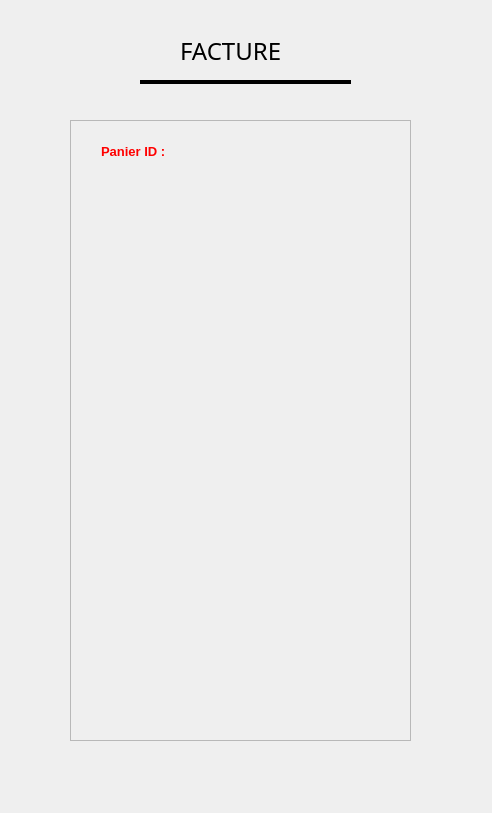
Qt form facture.ui (Smart-home-delivery-company/click-market) before a commit.
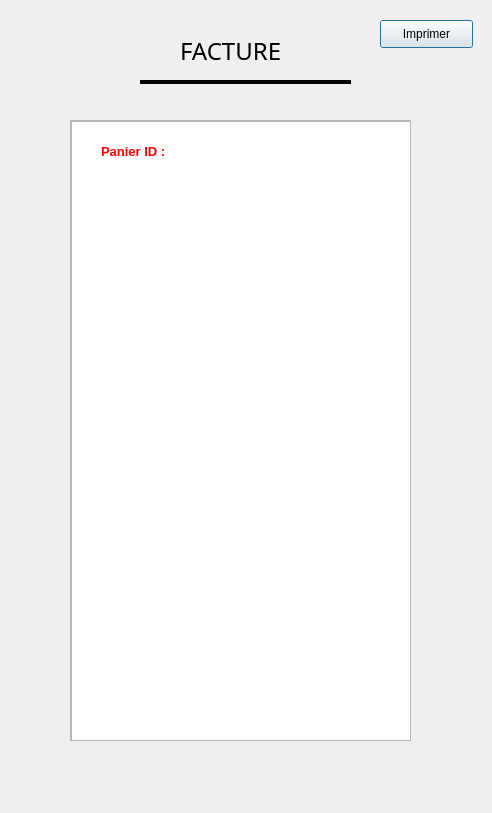
The same form after that commit.

```diff
--- a/facture.ui
+++ b/facture.ui
@@ -105,6 +105,21 @@
       <string>Panier ID : </string>
      </property>
     </widget>
+    <widget class="QTextEdit" name="textEdit">
+     <property name="geometry">
+      <rect>
+       <x>0</x>
+       <y>0</y>
+       <width>341</width>
+       <height>621</height>
+      </rect>
+     </property>
+     <property name="readOnly">
+      <bool>false</bool>
+     </property>
+    </widget>
+    <zorder>textEdit</zorder>
+    <zorder>label_5</zorder>
    </widget>
   </widget>
   <widget class="QLabel" name="facture_icon">
@@ -120,6 +135,19 @@
     <string/>
    </property>
   </widget>
+  <widget class="QPushButton" name="boutton_imprimer">
+   <property name="geometry">
+    <rect>
+     <x>380</x>
+     <y>20</y>
+     <width>93</width>
+     <height>28</height>
+    </rect>
+   </property>
+   <property name="text">
+    <string>Imprimer</string>
+   </property>
+  </widget>
  </widget>
  <resources/>
  <connections/>
```
